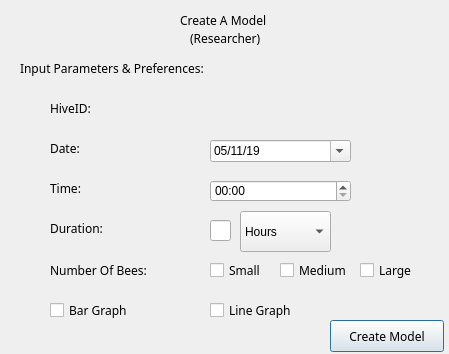
The window that LoginGUI/createmodel.ui (ShihoVN/HiveChime) describes before a commit, drawn with Qt 5.
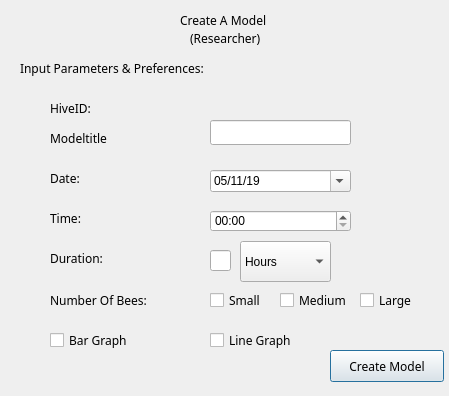
The same window after the commit.

What changed in the file:
```diff
--- a/LoginGUI/createmodel.ui
+++ b/LoginGUI/createmodel.ui
@@ -7,7 +7,7 @@
     <x>0</x>
     <y>0</y>
     <width>449</width>
-    <height>354</height>
+    <height>396</height>
    </rect>
   </property>
   <property name="windowTitle">
@@ -89,7 +89,7 @@
    <property name="geometry">
     <rect>
      <x>50</x>
-     <y>140</y>
+     <y>170</y>
      <width>41</width>
      <height>16</height>
     </rect>
@@ -107,7 +107,7 @@
    <property name="geometry">
     <rect>
      <x>50</x>
-     <y>180</y>
+     <y>210</y>
      <width>60</width>
      <height>16</height>
     </rect>
@@ -125,7 +125,7 @@
    <property name="geometry">
     <rect>
      <x>50</x>
-     <y>220</y>
+     <y>250</y>
      <width>60</width>
      <height>16</height>
     </rect>
@@ -143,7 +143,7 @@
    <property name="geometry">
     <rect>
      <x>50</x>
-     <y>260</y>
+     <y>290</y>
      <width>121</width>
      <height>21</height>
     </rect>
@@ -161,7 +161,7 @@
    <property name="geometry">
     <rect>
      <x>50</x>
-     <y>300</y>
+     <y>330</y>
      <width>87</width>
      <height>20</height>
     </rect>
@@ -179,7 +179,7 @@
    <property name="geometry">
     <rect>
      <x>210</x>
-     <y>300</y>
+     <y>330</y>
      <width>111</width>
      <height>21</height>
     </rect>
@@ -197,7 +197,7 @@
    <property name="geometry">
     <rect>
      <x>330</x>
-     <y>320</y>
+     <y>350</y>
      <width>114</width>
      <height>32</height>
     </rect>
@@ -216,7 +216,7 @@
    <property name="geometry">
     <rect>
      <x>210</x>
-     <y>260</y>
+     <y>290</y>
      <width>87</width>
      <height>20</height>
     </rect>
@@ -234,7 +234,7 @@
    <property name="geometry">
     <rect>
      <x>280</x>
-     <y>260</y>
+     <y>290</y>
      <width>87</width>
      <height>20</height>
     </rect>
@@ -252,7 +252,7 @@
    <property name="geometry">
     <rect>
      <x>360</x>
-     <y>260</y>
+     <y>290</y>
      <width>61</width>
      <height>20</height>
     </rect>
@@ -288,7 +288,7 @@
    <property name="geometry">
     <rect>
      <x>210</x>
-     <y>220</y>
+     <y>250</y>
      <width>21</width>
      <height>21</height>
     </rect>
@@ -298,7 +298,7 @@
    <property name="geometry">
     <rect>
      <x>240</x>
-     <y>211</y>
+     <y>241</y>
      <width>91</width>
      <height>41</height>
     </rect>
@@ -328,7 +328,7 @@
    <property name="geometry">
     <rect>
      <x>210</x>
-     <y>140</y>
+     <y>170</y>
      <width>141</width>
      <height>22</height>
     </rect>
@@ -361,7 +361,7 @@
    <property name="geometry">
     <rect>
      <x>210</x>
-     <y>180</y>
+     <y>210</y>
      <width>141</width>
      <height>22</height>
     </rect>
@@ -387,6 +387,34 @@
     <string>hh:mm </string>
    </property>
   </widget>
+  <widget class="QLabel" name="label_10">
+   <property name="geometry">
+    <rect>
+     <x>50</x>
+     <y>130</y>
+     <width>81</width>
+     <height>16</height>
+    </rect>
+   </property>
+   <property name="font">
+    <font>
+     <family>PingFang SC</family>
+    </font>
+   </property>
+   <property name="text">
+    <string>Modeltitle</string>
+   </property>
+  </widget>
+  <widget class="QLineEdit" name="lineEdit">
+   <property name="geometry">
+    <rect>
+     <x>210</x>
+     <y>120</y>
+     <width>141</width>
+     <height>25</height>
+    </rect>
+   </property>
+  </widget>
  </widget>
  <resources/>
  <connections/>
```
